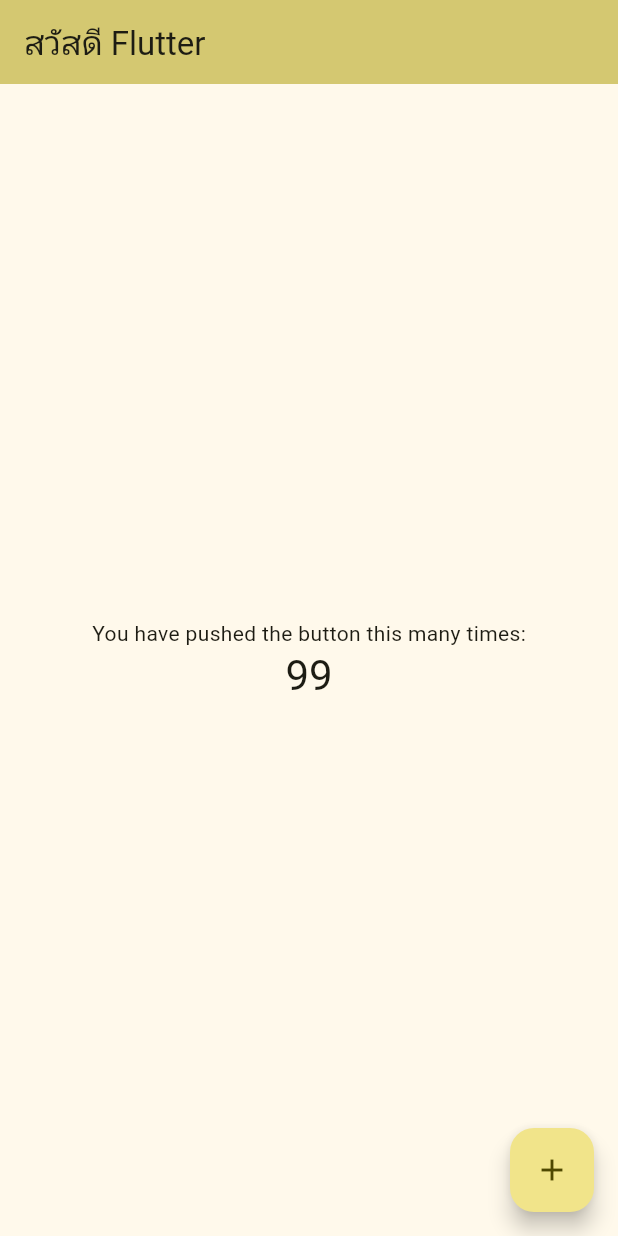
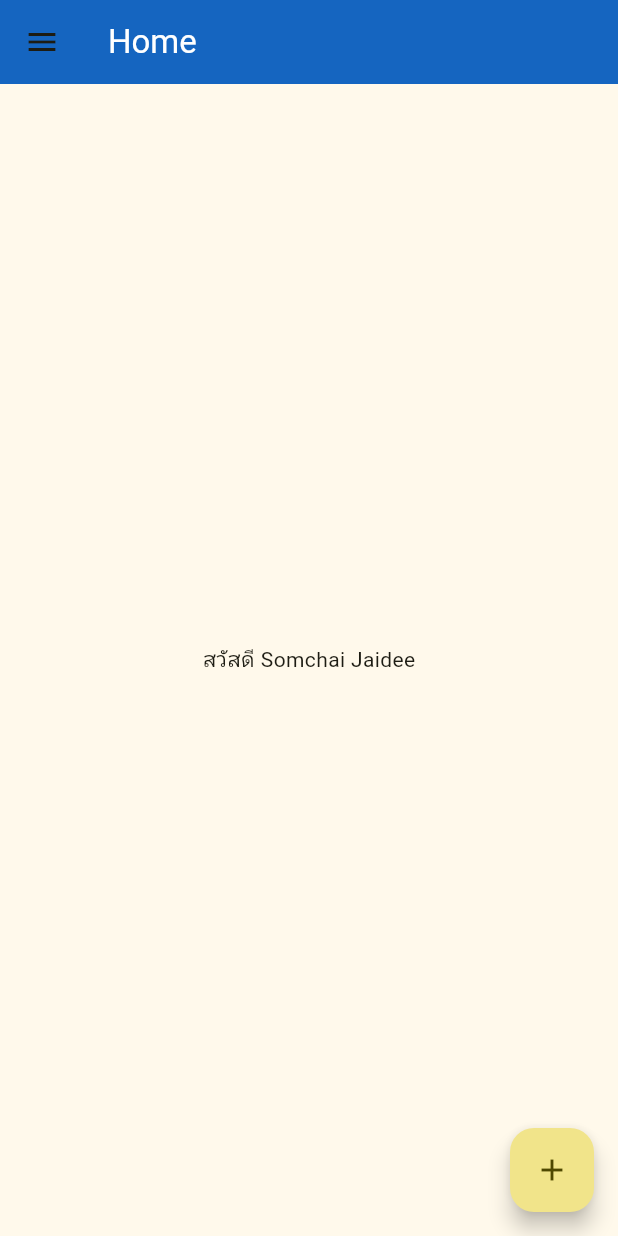
Before and after one commit to silkyland/cmru_app, a Flutter app: the screen it shows after launch, after a tap on the "add" icon, on a phone screen of 412 x 824 dp. Run offline on Flutter 3.47's test engine with Material 3 defaults, Android fonts, the phone set to English and light mode, and no system bars.

Commit message:
เพิ่มหน้า home_screen

```diff
--- a/lib/main.dart
+++ b/lib/main.dart
@@ -1,3 +1,4 @@
+import 'package:cmru_app/screen/home_screen.dart';
 import 'package:flutter/material.dart';
 
 void main() {
@@ -7,7 +8,6 @@ void main() {
 class MyApp extends StatelessWidget {
   const MyApp({super.key});
 
-  // This widget is the root of your application.
   @override
   Widget build(BuildContext context) {
     return MaterialApp(
@@ -16,55 +16,11 @@ class MyApp extends StatelessWidget {
         colorScheme: ColorScheme.fromSeed(seedColor: Colors.yellow),
         useMaterial3: true,
       ),
-      home: const MyHomePage(title: 'สวัสดี Flutter'),
+      initialRoute: '/home',
+      routes: {
+        '/home': (context) => const HomeScreen(),
+        '/about': (context) => const Placeholder(),
+      },
     );
   }
 }
-
-class MyHomePage extends StatefulWidget {
-  const MyHomePage({super.key, required this.title});
-
-  final String title;
-
-  @override
-  State<MyHomePage> createState() => _MyHomePageState();
-}
-
-class _MyHomePageState extends State<MyHomePage> {
-  int _counter = 100;
-
-  void _incrementCounter() {
-    setState(() {
-      _counter--;
-    });
-  }
-
-  @override
-  Widget build(BuildContext context) {
-    return Scaffold(
-      appBar: AppBar(
-        backgroundColor: Theme.of(context).colorScheme.inversePrimary,
-        title: Text(widget.title),
-      ),
-      body: Center(
-        child: Column(
-          mainAxisAlignment: MainAxisAlignment.center,
-          children: <Widget>[
-            const Text(
-              'You have pushed the button this many times:',
-            ),
-            Text(
-              '$_counter',
-              style: Theme.of(context).textTheme.headlineMedium,
-            ),
-          ],
-        ),
-      ),
-      floatingActionButton: FloatingActionButton(
-        onPressed: _incrementCounter,
-        tooltip: 'Increment',
-        child: const Icon(Icons.add),
-      ), // This trailing comma makes auto-formatting nicer for build methods.
-    );
-  }
-}
--- /dev/null
+++ b/lib/screen/home_screen.dart
@@ -0,0 +1,40 @@
+import 'package:flutter/material.dart';
+
+class HomeScreen extends StatefulWidget {
+  static const routeName = '/home';
+  const HomeScreen({super.key});
+
+  @override
+  State<HomeScreen> createState() => _HomeScreenState();
+}
+
+class _HomeScreenState extends State<HomeScreen> {
+  String name = "Bundit Nuntates";
+
+  void changeName() {
+    setState(() {
+      name = "Somchai Jaidee";
+    });
+  }
+
+  @override
+  Widget build(BuildContext context) {
+    return Scaffold(
+      drawer: Drawer(),
+      appBar: AppBar(
+        title: Text(
+          'Home',
+          style: TextStyle(color: Colors.white),
+        ),
+        backgroundColor: Colors.blue.shade800,
+      ),
+      body: Center(
+        child: Text("สวัสดี $name"),
+      ),
+      floatingActionButton: FloatingActionButton(
+        onPressed: changeName,
+        child: Icon(Icons.add),
+      ),
+    );
+  }
+}
```
